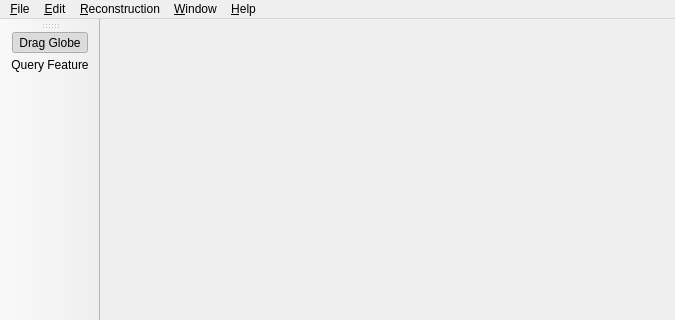
Above: src/qt-widgets/ViewportWindowUi.ui from GPlates/GPlates before the change; both pictures show x 0 to 675 and y 0 to 320 of the 675 by 600 pixel window. Below: the same form after it.
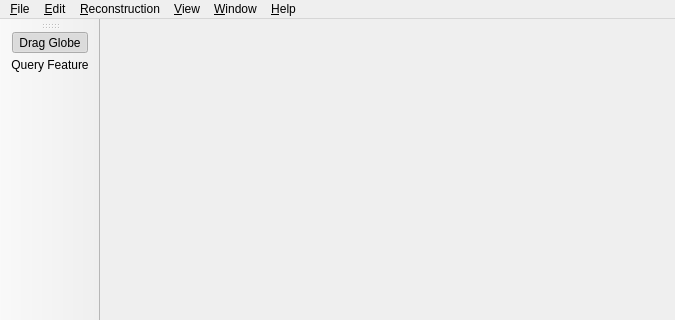
That is the form after the change. Icons and pictures are not drawn.

What changed in the file:
```diff
--- a/src/qt-widgets/ViewportWindowUi.ui
+++ b/src/qt-widgets/ViewportWindowUi.ui
@@ -69,17 +69,27 @@
     <addaction name="separator" />
     <addaction name="action_Animate" />
    </widget>
-   <widget class="QMenu" name="menuWindow" >
+   <widget class="QMenu" name="menu_Window" >
     <property name="title" >
      <string>&amp;Window</string>
     </property>
     <addaction name="action_Docks" />
     <addaction name="action_File_Errors" />
    </widget>
+   <widget class="QMenu" name="menu_View" >
+    <property name="title" >
+     <string>&amp;View</string>
+    </property>
+    <addaction name="action_Set_Zoom" />
+    <addaction name="action_Zoom_In" />
+    <addaction name="action_Zoom_Out" />
+    <addaction name="action_Reset_Zoom_Level" />
+   </widget>
    <addaction name="menu_File" />
    <addaction name="menu_Edit" />
    <addaction name="menu_Reconstruction" />
-   <addaction name="menuWindow" />
+   <addaction name="menu_View" />
+   <addaction name="menu_Window" />
    <addaction name="menu_Help" />
   </widget>
   <widget class="QStatusBar" name="statusbar" />
```
Left out of the diff: 34 changed lines with no effect on the pictures.
